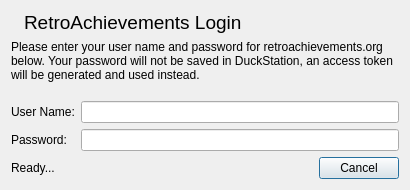
First picture: the form in src/duckstation-qt/achievementlogindialog.ui, repository stenzek/duckstation, before the edit.
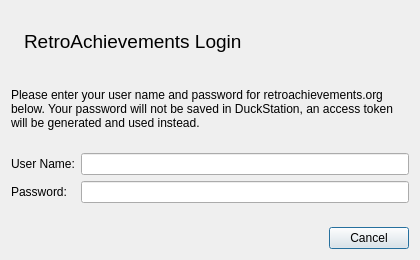
Second picture: the form after the edit. Icons and pictures are not drawn.

Commit message:
Qt: Adjust size constraints of AchievementLoginDialog
Fixes text truncation on macOS.

```diff
--- a/src/duckstation-qt/achievementlogindialog.ui
+++ b/src/duckstation-qt/achievementlogindialog.ui
@@ -9,20 +9,14 @@
    <rect>
     <x>0</x>
     <y>0</y>
-    <width>410</width>
-    <height>190</height>
+    <width>420</width>
+    <height>260</height>
    </rect>
   </property>
   <property name="minimumSize">
    <size>
     <width>410</width>
-    <height>190</height>
-   </size>
-  </property>
-  <property name="maximumSize">
-   <size>
-    <width>410</width>
-    <height>190</height>
+    <height>210</height>
    </size>
   </property>
   <property name="windowTitle">
@@ -56,9 +50,6 @@
        <property name="text">
         <string comment="Header text">RetroAchievements Login</string>
        </property>
-       <property name="alignment">
-        <set>Qt::AlignLeading|Qt::AlignLeft|Qt::AlignTop</set>
-       </property>
       </widget>
      </item>
     </layout>
@@ -76,13 +67,7 @@
    <item>
     <spacer name="verticalSpacer">
      <property name="orientation">
-      <enum>Qt::Vertical</enum>
-     </property>
-     <property name="sizeHint" stdset="0">
-      <size>
-       <width>20</width>
-       <height>40</height>
-      </size>
+      <enum>Qt::Orientation::Vertical</enum>
      </property>
     </spacer>
    </item>
@@ -114,14 +99,17 @@
      </item>
     </layout>
    </item>
+   <item>
+    <spacer name="verticalSpacer_2">
+     <property name="orientation">
+      <enum>Qt::Orientation::Vertical</enum>
+     </property>
+    </spacer>
+   </item>
    <item>
     <layout class="QHBoxLayout" name="horizontalLayout_2" stretch="1,0">
      <item>
-      <widget class="QLabel" name="status">
-       <property name="text">
-        <string>Ready...</string>
-       </property>
-      </widget>
+      <widget class="QLabel" name="status"/>
      </item>
      <item>
       <widget class="QDialogButtonBox" name="buttonBox">
```
Left out of the diff: 10 changed lines with no effect on the pictures.
